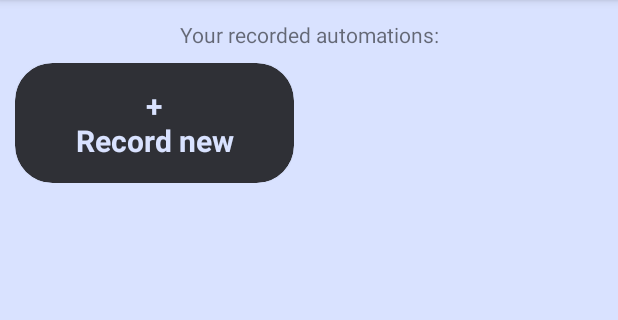
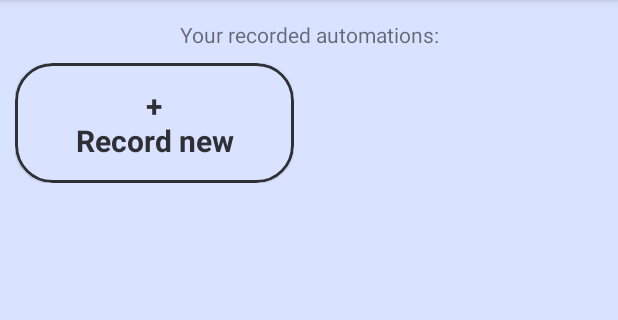
Before and after one commit to legendsayantan/WebMimic, an Android app: the screen it shows after launch (MainActivity), on a phone screen of 412 x 824 dp, the part 84-404 px from its top. Run offline under Robolectric (Android 15) with nearby library versions, the phone set to English and light mode, and no system bars.

Commit message:
improved ui again because I'm jobless

```diff
--- a/app/src/main/java/com/legendsayantan/autoweb/activities/MainActivity.java
+++ b/app/src/main/java/com/legendsayantan/autoweb/activities/MainActivity.java
@@ -12,6 +12,7 @@ import android.app.AlertDialog;
 import android.content.ClipData;
 import android.content.ClipboardManager;
 import android.content.Context;
+import android.content.DialogInterface;
 import android.content.Intent;
 import android.graphics.PorterDuff;
 import android.graphics.drawable.ColorDrawable;
@@ -225,6 +226,7 @@ public class MainActivity extends AppCompatActivity {
                     .setView(cardView)
                     .create();
             dialog.getWindow().setBackgroundDrawableResource(android.R.color.transparent);
+            dialog.setOnDismissListener(dialog -> onResume());
             dialog.show();
             return true;
         });
--- a/app/src/main/java/com/legendsayantan/autoweb/adapters/GridAdapter.java
+++ b/app/src/main/java/com/legendsayantan/autoweb/adapters/GridAdapter.java
@@ -1,16 +1,22 @@
 package com.legendsayantan.autoweb.adapters;
 
+import android.animation.Animator;
+import android.animation.AnimatorListenerAdapter;
 import android.annotation.SuppressLint;
 import android.app.Activity;
 import android.graphics.Color;
 import android.view.LayoutInflater;
+import android.view.MotionEvent;
 import android.view.View;
 import android.view.ViewGroup;
 import android.widget.ArrayAdapter;
+import android.widget.LinearLayout;
 import android.widget.TextView;
 
 import androidx.cardview.widget.CardView;
+import androidx.core.graphics.ColorUtils;
 
+import com.google.android.material.card.MaterialCardView;
 import com.legendsayantan.autoweb.R;
 import com.legendsayantan.autoweb.interfaces.AutomationData;
 import com.legendsayantan.autoweb.workers.ColorParser;
@@ -24,39 +30,65 @@ public class GridAdapter extends ArrayAdapter<AutomationData> {
         super(activity, resource, objects);
         this.activity = activity;
     }
-    @SuppressLint("MissingInflatedId")
+    @SuppressLint({"MissingInflatedId", "ClickableViewAccessibility"})
     @Override
     public View getView(int position, View convertView, ViewGroup parent) {
         LayoutInflater inflater = activity.getLayoutInflater();
         View returnView = inflater.inflate(R.layout.grid_item,  parent, false);
+        LinearLayout container = returnView.findViewById(R.id.linearLayout);
         TextView textView = returnView.findViewById(R.id.textView);
-        CardView cardView = returnView.findViewById(R.id.cardView);
-        textView.setTextColor(ColorParser.getLight(activity));
+        MaterialCardView cardView = returnView.findViewById(R.id.cardView);
+        textView.setTextColor(ColorParser.getSecondary(activity));
+        cardView.setStrokeWidth(3);
+        cardView.setCardBackgroundColor(ColorParser.getPrimary(activity));
         switch (getItem(position).color){
             case -1:
                 //set grey
-                cardView.setCardBackgroundColor(ColorParser.getSecondary(activity));
-                textView.setTextColor(ColorParser.getPrimary(activity));
+                cardView.setStrokeColor(ColorParser.getSecondary(activity));
                 break;
             case 0:
-                //set dark red
-                cardView.setCardBackgroundColor(Color.parseColor("#8B0000"));
+                //set glassy red
+                cardView.setStrokeColor(Color.parseColor("#FF0000"));
                 break;
             case 1:
-                //set dark green
-                cardView.setCardBackgroundColor(Color.parseColor("#006400"));
+                //set glassy green
+                cardView.setStrokeColor(Color.parseColor("#00FF00"));
                 break;
             case 2:
-                //set dark yellow
-                cardView.setCardBackgroundColor(Color.parseColor("#8B8000"));
+                //set glassy yellow
+                cardView.setStrokeColor(Color.parseColor("#FFFF00"));
                 break;
             case 3:
-                //set darker blue
-                cardView.setCardBackgroundColor(Color.parseColor("#000070"));
+                //set glassy blue
+                cardView.setStrokeColor(Color.parseColor("#0000FF"));
                 break;
 
         }
         textView.setText(getItem(position).getName());
+        cardView.setAlpha(0);
+        cardView.animate().alpha(1).setDuration(500).setStartDelay(position * 100L).start();
+        returnView.setOnTouchListener(new View.OnTouchListener() {
+            @Override
+            public boolean onTouch(View v, MotionEvent event) {
+                if(event.getAction() == MotionEvent.ACTION_DOWN){
+                    cardView.setCardBackgroundColor(cardView.getStrokeColor());
+                    textView.setTextColor(ColorParser.getPrimary(activity));
+                }else if(event.getAction() == MotionEvent.ACTION_UP){
+                    cardView.setCardBackgroundColor(ColorParser.getPrimary(activity));
+                    textView.setTextColor(ColorParser.getSecondary(activity));
+                }
+                return returnView.callOnClick();
+            }
+        });
+        returnView.setOnFocusChangeListener(new View.OnFocusChangeListener() {
+            @Override
+            public void onFocusChange(View v, boolean hasFocus) {
+                if(!hasFocus){
+                    cardView.setCardBackgroundColor(ColorParser.getPrimary(activity));
+                    textView.setTextColor(ColorParser.getSecondary(activity));
+                }
+            }
+        });
         return returnView;
     }
 
--- a/app/src/main/res/layout/activity_main.xml
+++ b/app/src/main/res/layout/activity_main.xml
@@ -23,6 +23,7 @@
         android:layout_height="match_parent"
         android:layout_marginTop="32dp"
         android:numColumns="2"
+        android:listSelector="@android:color/transparent"
         app:layout_constraintTop_toTopOf="parent">
 
 
--- a/app/src/main/res/layout/grid_item.xml
+++ b/app/src/main/res/layout/grid_item.xml
@@ -1,11 +1,12 @@
 <?xml version="1.0" encoding="utf-8"?>
 <LinearLayout
+    android:id="@+id/linearLayout"
     xmlns:android="http://schemas.android.com/apk/res/android"
     xmlns:app="http://schemas.android.com/apk/res-auto"
     android:padding="10dp"
     android:layout_width="match_parent"
     android:layout_height="100dp">
-    <androidx.cardview.widget.CardView
+    <com.google.android.material.card.MaterialCardView
         android:id="@+id/cardView"
         app:cardCornerRadius="25dp"
         android:layout_gravity="center"
@@ -21,5 +22,5 @@
             android:layout_width="match_parent"
             android:layout_height="match_parent"/>
 
-    </androidx.cardview.widget.CardView>
+    </com.google.android.material.card.MaterialCardView>
 </LinearLayout>
```
